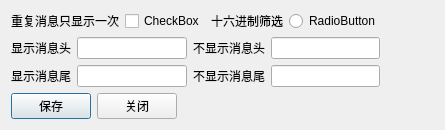
The window that messagefilter.ui (pengjianaixue/ComTestTools) describes before a commit, drawn with Qt 5.
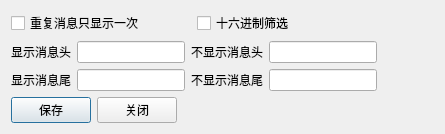
The same window after the commit.

```diff
--- a/messagefilter.ui
+++ b/messagefilter.ui
@@ -7,7 +7,7 @@
     <x>0</x>
     <y>0</y>
     <width>445</width>
-    <height>125</height>
+    <height>126</height>
    </rect>
   </property>
   <property name="windowTitle">
@@ -18,34 +18,20 @@
     <layout class="QVBoxLayout" name="verticalLayout">
      <item>
       <layout class="QHBoxLayout" name="horizontalLayout_3">
-       <item>
-        <widget class="QLabel" name="label_6">
-         <property name="text">
-          <string>重复消息只显示一次</string>
-         </property>
-        </widget>
-       </item>
        <item>
         <widget class="QCheckBox" name="checkBoxDisOnce">
          <property name="text">
-          <string>CheckBox</string>
+          <string>重复消息只显示一次</string>
          </property>
         </widget>
        </item>
        <item>
-        <widget class="QLabel" name="label_3">
+        <widget class="QCheckBox" name="checkBoxhexFilter">
          <property name="text">
           <string>十六进制筛选</string>
          </property>
         </widget>
        </item>
-       <item>
-        <widget class="QRadioButton" name="radiohexFilter">
-         <property name="text">
-          <string>RadioButton</string>
-         </property>
-        </widget>
-       </item>
       </layout>
      </item>
      <item>
```
